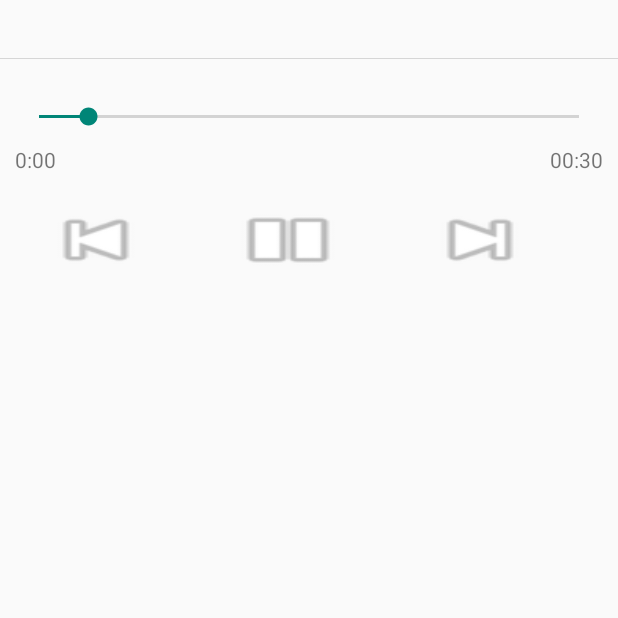
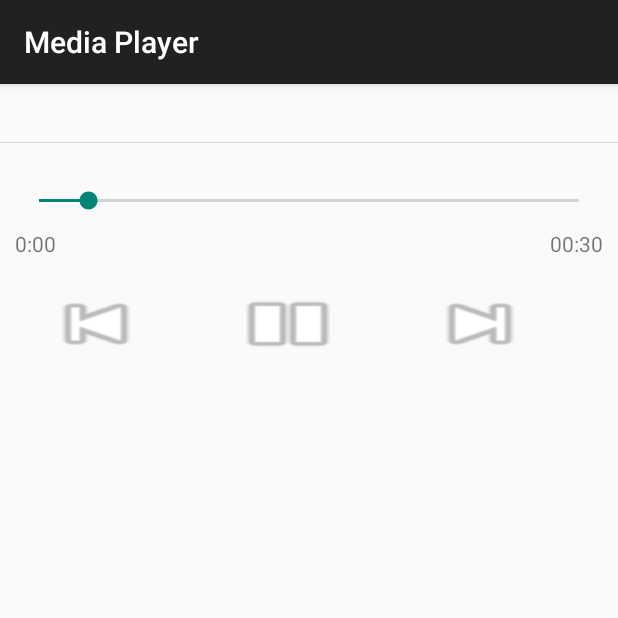
Before and after one commit to kenmacken/Project_2_Spotify_Streamer, an Android app: the MediaPlayerActivity screen opened directly, with no data from a screen before it, on a phone screen of 412 x 824 dp, the top half of it. Run offline under Robolectric (Android 15) with nearby library versions, the phone set to English and light mode, and no system bars; our stand-ins replace Picasso; 6 statements that could not run were skipped.

```diff
--- a/app/src/main/java/example/com/spotifystreamerv2/Adapters/ArtistListAdapter.java
+++ b/app/src/main/java/example/com/spotifystreamerv2/Adapters/ArtistListAdapter.java
@@ -36,7 +36,7 @@ public class ArtistListAdapter extends ArrayAdapter<ArtistInfo> {
         ImageView imageView = (ImageView) convertView.findViewById(R.id.list_item_artist_image_view);
         txtTitle.setText(artist.artistName);
         if(!artist.artistImgUrl.isEmpty()) {
-            Picasso.with(mContext).load(artist.artistImgUrl).resize(50,50).centerCrop().into(imageView);
+            Picasso.with(mContext).load(artist.artistImgUrl).resize(250,250).centerCrop().into(imageView);
         }
         return convertView;
     }
--- a/app/src/main/java/example/com/spotifystreamerv2/Adapters/TopTenListAdapter.java
+++ b/app/src/main/java/example/com/spotifystreamerv2/Adapters/TopTenListAdapter.java
@@ -39,7 +39,7 @@ public class TopTenListAdapter extends ArrayAdapter<TrackInfo> {
         txtTrack.setText(track.trackName);
         txtAlbum.setText(track.albumName);
         if(!track.albumImgUrl.isEmpty()) {
-            Picasso.with(mContext).load(track.albumImgUrl).resize(50,50).centerCrop().into(imageView);
+            Picasso.with(mContext).load(track.albumImgUrl).resize(250,250).centerCrop().into(imageView);
         }
         return convertView;
     }
--- a/app/src/main/java/example/com/spotifystreamerv2/Fragments/MediaPlayerFragment.java
+++ b/app/src/main/java/example/com/spotifystreamerv2/Fragments/MediaPlayerFragment.java
@@ -69,40 +69,19 @@ public class MediaPlayerFragment extends DialogFragment {
         return newInstance(true);
     }
 
+    public interface OnChangeTrackListener {
+        void onTrackSelected(int trackSelected);
+    }
+
     @Override
-    public void onCreate(@Nullable Bundle savedInstanceState) {
+    public void onCreate(Bundle savedInstanceState) {
         super.onCreate(savedInstanceState);
         Bundle args = getArguments();
         artistName = args.getString("artist");
-        //
-        /*updateTrackTime = new Runnable() {
-            @Override
-            public void run() {
-                try {
-                    int trackTime = mediaPlayer.getCurrentPosition();
-                    sb_trackSeek.setProgress(trackTime);
-                    myHandler.postDelayed(this, 100);
-                } catch(Exception e) {
-                    e.printStackTrace();
-                }
-            }
-        };*/
     }
 
     @Override
-    public void onAttach(Activity activity) {
-        super.onAttach(activity);
-        if (activity instanceof OnChangeTrackListener) {
-            changeTrackListener = (OnChangeTrackListener) activity;
-        } else {
-            throw new ClassCastException(
-                    activity.toString() + " must implement MediaPlayerFragment.OnChangeTrackListener"
-            );
-        }
-    }
-
-    @Override
-    public View onCreateView(LayoutInflater inflater, @Nullable ViewGroup container, @Nullable Bundle savedInstanceState) {
+    public View onCreateView(LayoutInflater inflater, ViewGroup container, Bundle savedInstanceState) {
         View view = inflater.inflate(R.layout.fragment_media_player, container, false);
 
         tv_artist = (TextView) view.findViewById(R.id.textView_artistName);
@@ -119,6 +98,29 @@ public class MediaPlayerFragment extends DialogFragment {
             @Override
             public void onClick(View view) {
                 pauseTrack(playing);
+            }
+        });
+
+        sb_trackSeek.setOnSeekBarChangeListener(new SeekBar.OnSeekBarChangeListener() {
+            @Override
+            public void onProgressChanged(SeekBar seekBar, int position, boolean userInput) {
+                if(mediaPlayer != null && userInput) {
+                    mediaPlayer.seekTo(position);
+                }
+            }
+
+            @Override
+            public void onStartTrackingTouch(SeekBar seekBar) {
+                if(mediaPlayer != null) {
+                    mediaPlayer.pause();
+                }
+            }
+
+            @Override
+            public void onStopTrackingTouch(SeekBar seekBar) {
+                if(mediaPlayer != null) {
+                    mediaPlayer.start();
+                }
             }
         });
 
@@ -145,7 +147,7 @@ public class MediaPlayerFragment extends DialogFragment {
             @Override
             public void onClick(View view) {
                 if (nextTrack()) {
-                    changeTrackListener.onTrackSelected(trackNumber + 1);
+                    ((OnChangeTrackListener) getActivity()).onTrackSelected(trackNumber + 1);
                 }
             }
         });
@@ -155,7 +157,7 @@ public class MediaPlayerFragment extends DialogFragment {
             @Override
             public void onClick(View view) {
                 if (previousTrack()) {
-                    changeTrackListener.onTrackSelected(trackNumber - 1);
+                    ((OnChangeTrackListener) getActivity()).onTrackSelected(trackNumber - 1);
                 }
             }
         });
@@ -194,13 +196,11 @@ public class MediaPlayerFragment extends DialogFragment {
             updateTrackTime = new Runnable() {
                 @Override
                 public void run() {
-                    try {
+                    if(mediaPlayer != null) {
                         int trackTime = mediaPlayer.getCurrentPosition();
                         sb_trackSeek.setProgress(trackTime);
-                        myHandler.postDelayed(this, 100);
-                    } catch (Exception e) {
-                        e.printStackTrace();
                     }
+                    myHandler.postDelayed(this, 100);
                 }
             };
         } catch (IOException e) {
@@ -258,8 +258,4 @@ public class MediaPlayerFragment extends DialogFragment {
         wifiLock.release();
         playing = false;
     }
-
-    public interface OnChangeTrackListener {
-        void onTrackSelected(int trackSelected);
-    }
 }
--- a/app/src/main/java/example/com/spotifystreamerv2/MediaPlayerActivity.java
+++ b/app/src/main/java/example/com/spotifystreamerv2/MediaPlayerActivity.java
@@ -2,13 +2,14 @@ package example.com.spotifystreamerv2;
 
 import android.os.Bundle;
 import android.support.v4.app.FragmentActivity;
+import android.support.v7.app.ActionBarActivity;
 import android.util.Log;
 
 import example.com.spotifystreamerv2.Fragments.ArtistTopTenFragment;
 import example.com.spotifystreamerv2.Fragments.MediaPlayerFragment;
 import example.com.spotifystreamerv2.Models.TrackInfo;
 
-public class MediaPlayerActivity extends FragmentActivity implements MediaPlayerFragment.OnChangeTrackListener {
+public class MediaPlayerActivity extends ActionBarActivity implements MediaPlayerFragment.OnChangeTrackListener {
 
     private final String TAG = "MediaPlayerActivity";
     private String artistName;
--- a/app/src/main/java/example/com/spotifystreamerv2/TopTenActivity.java
+++ b/app/src/main/java/example/com/spotifystreamerv2/TopTenActivity.java
@@ -2,7 +2,7 @@ package example.com.spotifystreamerv2;
 
 import android.content.Intent;
 import android.os.Bundle;
-import android.support.v4.app.FragmentActivity;
+import android.support.v7.app.ActionBarActivity;
 import android.util.Log;
 import android.view.Menu;
 
@@ -10,7 +10,7 @@ import example.com.spotifystreamerv2.Fragments.ArtistTopTenFragment;
 import example.com.spotifystreamerv2.Models.ArtistInfo;
 import example.com.spotifystreamerv2.Models.TrackInfo;
 
-public class TopTenActivity extends FragmentActivity implements ArtistTopTenFragment.OnTrackSelectedListener {
+public class TopTenActivity extends ActionBarActivity implements ArtistTopTenFragment.OnTrackSelectedListener {
     private final String TAG = "TopTenActivity";
     private String artistName;
 
@@ -23,7 +23,7 @@ public class TopTenActivity extends FragmentActivity implements ArtistTopTenFrag
         ArtistInfo artist = (ArtistInfo) getIntent().getSerializableExtra("artist");
         artistName = artist.artistName;
         //
-        if(savedInstanceState == null) {
+        if (savedInstanceState == null) {
             Bundle arguments = new Bundle();
             arguments.putSerializable("artist", artist);
             ArtistTopTenFragment fragment = new ArtistTopTenFragment();
--- a/app/src/main/res/layout-large/activity_main.xml
+++ b/app/src/main/res/layout-large/activity_main.xml
@@ -15,6 +15,11 @@
         android:layout_weight="1"
         tools:layout="@android:layout/list_content" />
 
+    <View
+        android:layout_width="1dp"
+        android:layout_height="match_parent"
+        android:background="@color/black" />
+
     <FrameLayout
         android:id="@+id/container_TopTen"
         android:layout_width="0dp"
--- /dev/null
+++ b/app/src/main/res/values/colors.xml
@@ -0,0 +1,6 @@
+<?xml version="1.0" encoding="utf-8"?>
+<resources>
+    <color name="grey">#cccccc</color>
+    <color name="black">#000000</color>
+    <color name="spotify_streamer_light_green">#ff7dde3c</color>
+</resources>
```
Also changed, not shown: app/src/main/AndroidManifest.xml (+5 -11 lines), app/src/main/java/example/com/spotifystreamerv2/Fragments/ArtistFragment.java (+6 -33 lines), app/src/main/java/example/com/spotifystreamerv2/Fragments/ArtistTopTenFragment.java (+4 -21 lines), app/src/main/java/example/com/spotifystreamerv2/MainActivity.java (+5 -28 lines), app/src/main/res/drawable/touch_selector.xml (added, +16 -0 lines), app/src/main/res/layout/fragment_artist_search.xml (+5 -5 lines), app/src/main/res/layout/fragment_artist_top_ten.xml (+4 -29 lines), app/src/main/res/layout/list_item_artist.xml (+4 -3 lines), app/src/main/res/layout/list_item_artist_top_ten.xml (+5 -5 lines).
